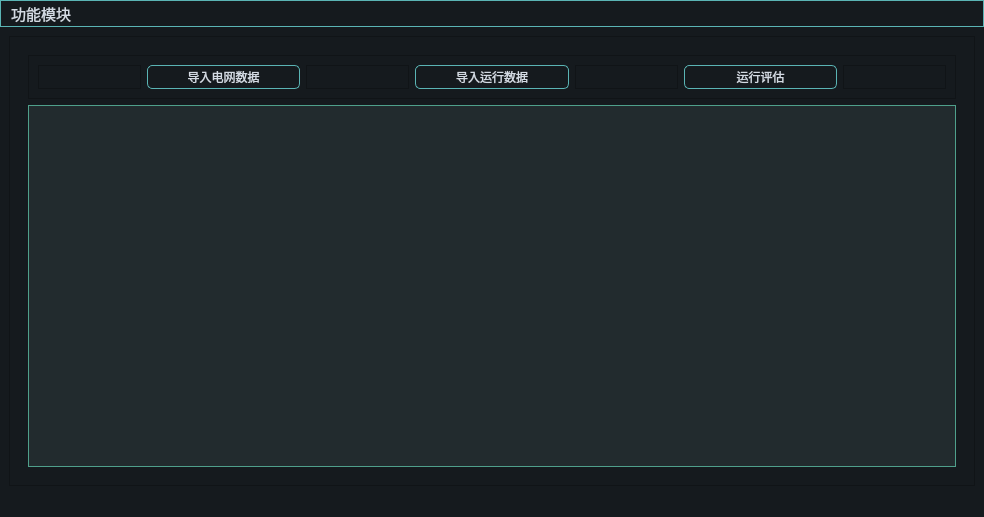
Qt form MainWindow.ui (Estellalan/gzdw_desk) before a commit.
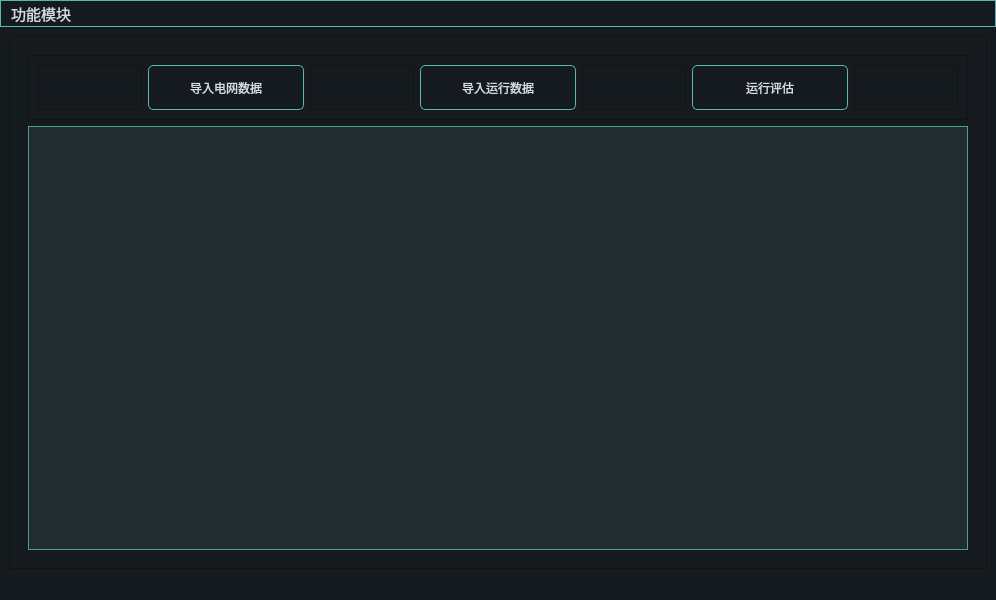
The same form after that commit. The open tabs and pages were chosen to show the change.

Patch:
```diff
--- a/MainWindow.ui
+++ b/MainWindow.ui
@@ -6,8 +6,8 @@
    <rect>
     <x>0</x>
     <y>0</y>
-    <width>984</width>
-    <height>517</height>
+    <width>996</width>
+    <height>600</height>
    </rect>
   </property>
   <property name="sizePolicy">
@@ -18,8 +18,8 @@
   </property>
   <property name="minimumSize">
    <size>
-    <width>600</width>
-    <height>500</height>
+    <width>800</width>
+    <height>600</height>
    </size>
   </property>
   <property name="windowTitle">
@@ -53,6 +53,12 @@
       <layout class="QHBoxLayout" name="horizontalLayout_2">
        <item>
         <widget class="QStackedWidget" name="stackedWidget">
+         <property name="minimumSize">
+          <size>
+           <width>0</width>
+           <height>0</height>
+          </size>
+         </property>
          <property name="font">
           <font>
            <pointsize>1</pointsize>
@@ -523,6 +529,18 @@
                   <verstretch>0</verstretch>
                  </sizepolicy>
                 </property>
+                <property name="minimumSize">
+                 <size>
+                  <width>120</width>
+                  <height>45</height>
+                 </size>
+                </property>
+                <property name="maximumSize">
+                 <size>
+                  <width>16777215</width>
+                  <height>55</height>
+                 </size>
+                </property>
                 <property name="styleSheet">
                  <string notr="true">QPushButton{
 	border-style: solid;
@@ -590,6 +608,18 @@
                   <verstretch>0</verstretch>
                  </sizepolicy>
                 </property>
+                <property name="minimumSize">
+                 <size>
+                  <width>120</width>
+                  <height>45</height>
+                 </size>
+                </property>
+                <property name="maximumSize">
+                 <size>
+                  <width>16777215</width>
+                  <height>55</height>
+                 </size>
+                </property>
                 <property name="styleSheet">
                  <string notr="true">QPushButton{
 	border-style: solid;
@@ -657,6 +687,18 @@
                   <verstretch>0</verstretch>
                  </sizepolicy>
                 </property>
+                <property name="minimumSize">
+                 <size>
+                  <width>120</width>
+                  <height>45</height>
+                 </size>
+                </property>
+                <property name="maximumSize">
+                 <size>
+                  <width>16777215</width>
+                  <height>55</height>
+                 </size>
+                </property>
                 <property name="styleSheet">
                  <string notr="true">QPushButton{
 	border-style: solid;
@@ -759,7 +801,7 @@
     <rect>
      <x>0</x>
      <y>0</y>
-     <width>984</width>
+     <width>996</width>
      <height>20</height>
     </rect>
    </property>
```
Left out of the diff: 26 changed lines with no effect on the pictures.
